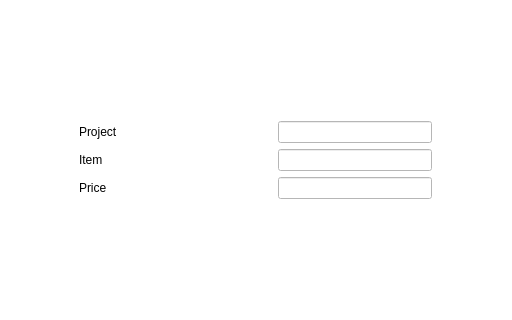
arc-bphc/sims-gui, file requestitem.ui: the form before one commit; both pictures show x 304 to 816 and y 86 to 406 of the 1119 by 629 pixel window.
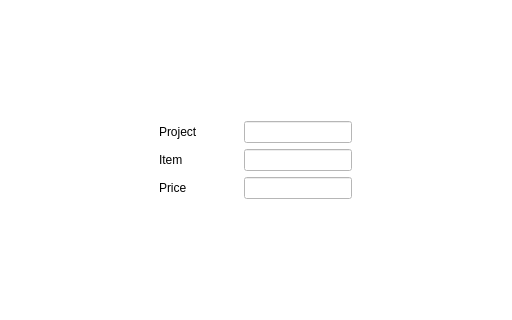
The form after the commit.

What changed in the file:
```diff
--- a/requestitem.ui
+++ b/requestitem.ui
@@ -165,6 +165,32 @@
        </property>
       </widget>
      </item>
+     <item row="2" column="0">
+      <spacer name="horizontalSpacer_2">
+       <property name="orientation">
+        <enum>Qt::Horizontal</enum>
+       </property>
+       <property name="sizeHint" stdset="0">
+        <size>
+         <width>40</width>
+         <height>20</height>
+        </size>
+       </property>
+      </spacer>
+     </item>
+     <item row="2" column="2">
+      <spacer name="horizontalSpacer_5">
+       <property name="orientation">
+        <enum>Qt::Horizontal</enum>
+       </property>
+       <property name="sizeHint" stdset="0">
+        <size>
+         <width>40</width>
+         <height>20</height>
+        </size>
+       </property>
+      </spacer>
+     </item>
     </layout>
    </item>
   </layout>
```
